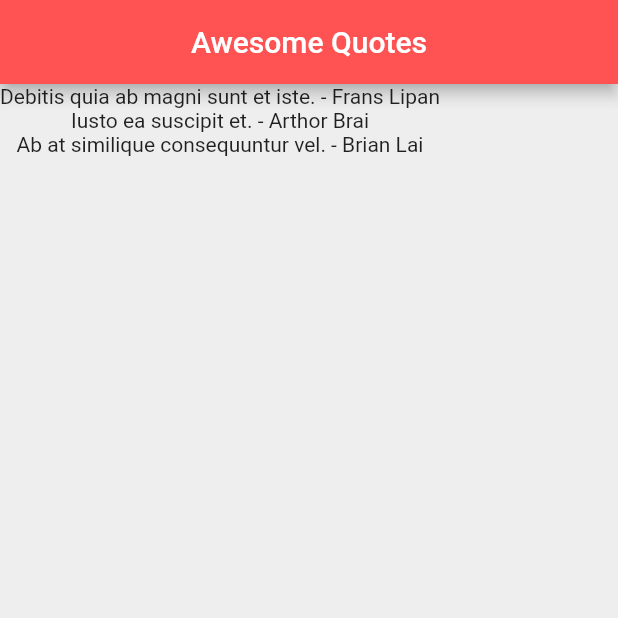
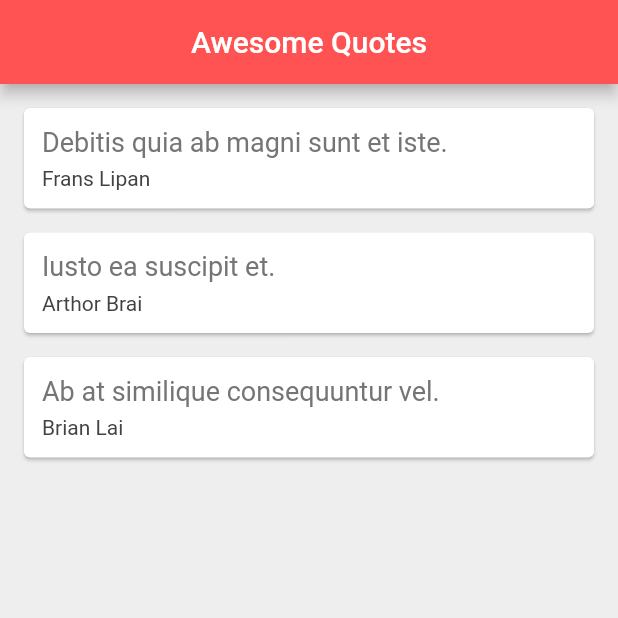
Before and after one commit to RadiRS/first-app-flutter, a Flutter app: the screen it shows after launch, on a phone screen of 412 x 824 dp, the top half of it. Run offline on Flutter 3.47's test engine with Material 2 defaults, Android fonts, the phone set to English and light mode, and no system bars.

Commit message:
Added Card Widget

```diff
--- a/lib/main.dart
+++ b/lib/main.dart
@@ -15,6 +15,29 @@ class _QuoteListState extends State<QuoteList> {
     Quote(author: 'Brian Lai', text: 'Ab at similique consequuntur vel.'),
   ];
 
+  Widget quoteTemplate(quote) {
+    return Card(
+      margin: EdgeInsets.fromLTRB(16, 16, 16, 0),
+      child: Padding(
+        padding: const EdgeInsets.all(12.0),
+        child: Column(
+          crossAxisAlignment: CrossAxisAlignment.stretch,
+          children: [
+            Text(
+              quote.text,
+              style: TextStyle(fontSize: 18, color: Colors.grey[600]),
+            ),
+            SizedBox(height: 6),
+            Text(
+              quote.author,
+              style: TextStyle(fontSize: 14, color: Colors.grey[800]),
+            )
+          ],
+        ),
+      ),
+    );
+  }
+
   @override
   Widget build(BuildContext context) {
     return Scaffold(
@@ -25,9 +48,7 @@ class _QuoteListState extends State<QuoteList> {
         backgroundColor: Colors.redAccent,
       ),
       body: Column(
-        children: quotes
-            .map((item) => Text('${item.text} - ${item.author}'))
-            .toList(),
+        children: quotes.map((item) => quoteTemplate(item)).toList(),
       ),
     );
   }
```
